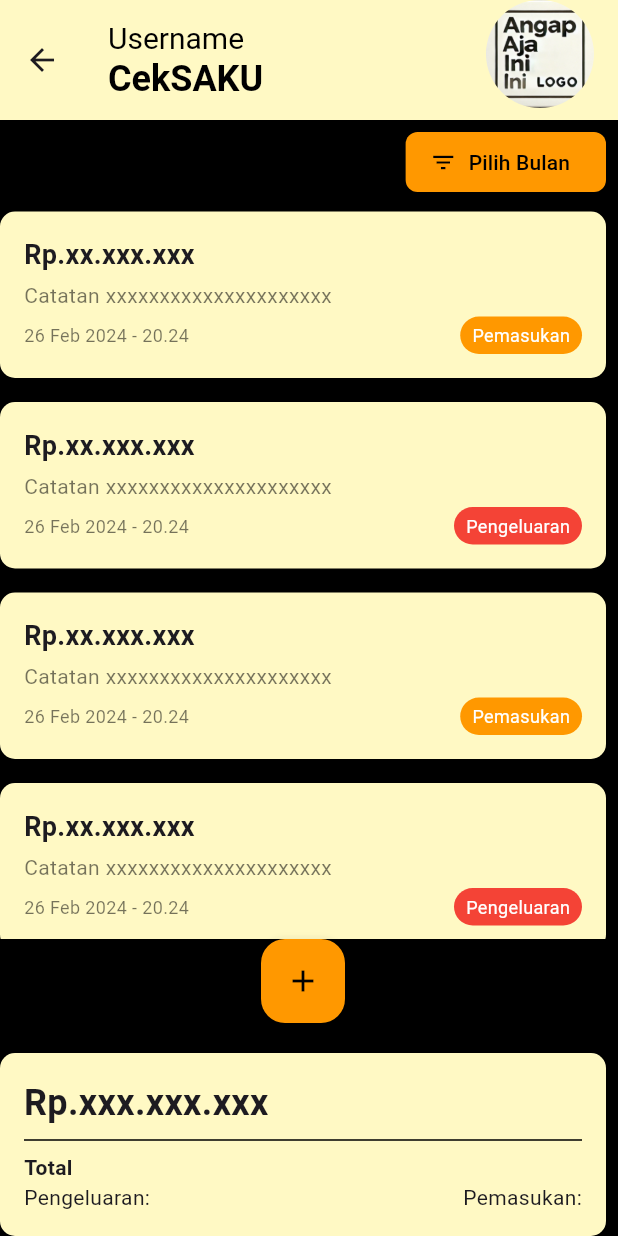
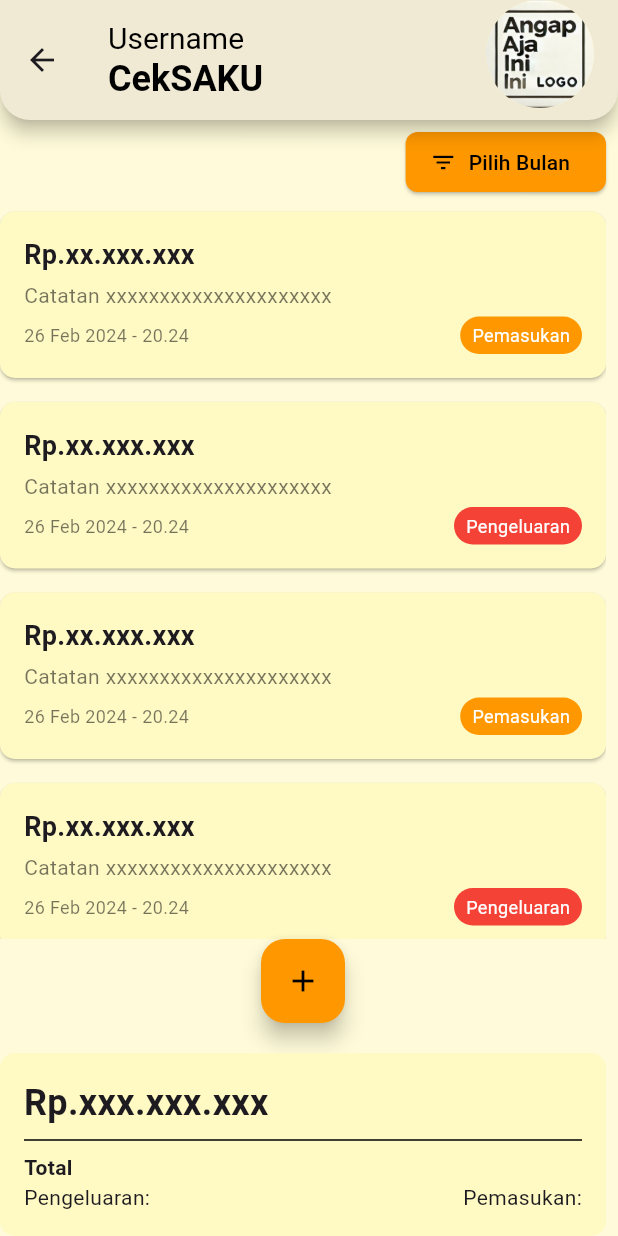
Before and after one commit to maechel11/PM2-CatatanKeuangan, a Flutter app: the HomeView screen opened by its route, on a phone screen of 412 x 824 dp. Run offline on Flutter 3.47's test engine with Material 3 defaults, Android fonts, the phone set to English and light mode, and no system bars; our stand-ins replace cloud_firestore, firebase_auth, firebase_core, get; accounts and stored records are empty.

Commit message:
menambahkan cicular di appbar dan mengganti bagground warna

```diff
--- a/lib/app/modules/home/views/home_view.dart
+++ b/lib/app/modules/home/views/home_view.dart
@@ -10,10 +10,19 @@ class HomeView extends GetView<HomeController> {
   @override
   Widget build(BuildContext context) {
     return Scaffold(
-      backgroundColor: Colors.black,
+      backgroundColor:
+          Color.fromARGB(255, 255, 251, 218), // Changed background color
       appBar: AppBar(
         toolbarHeight: 80,
-        backgroundColor: Colors.yellow.shade100,
+        backgroundColor: const Color.fromARGB(255, 255, 251, 218),
+        elevation: 5, // Add shadow
+        shape: RoundedRectangleBorder(
+          borderRadius: BorderRadius.vertical(
+            bottom: Radius.circular(20), // Add circular border
+          ),
+        ),
+        shadowColor: const Color.fromARGB(255, 0, 0, 0).withOpacity(1),
+
         title: Row(
           mainAxisAlignment: MainAxisAlignment.spaceBetween,
           children: [
@@ -44,8 +53,7 @@ class HomeView extends GetView<HomeController> {
                   shape: BoxShape.circle,
                 ),
                 child: Padding(
-                  padding:
-                      const EdgeInsets.only(bottom: 8.0), // Add padding here
+                  padding: const EdgeInsets.only(bottom: 8.0),
                   child: CircleAvatar(
                     backgroundColor: Colors.yellow.shade100,
                     backgroundImage: AssetImage('assets/logo.png'),
```
